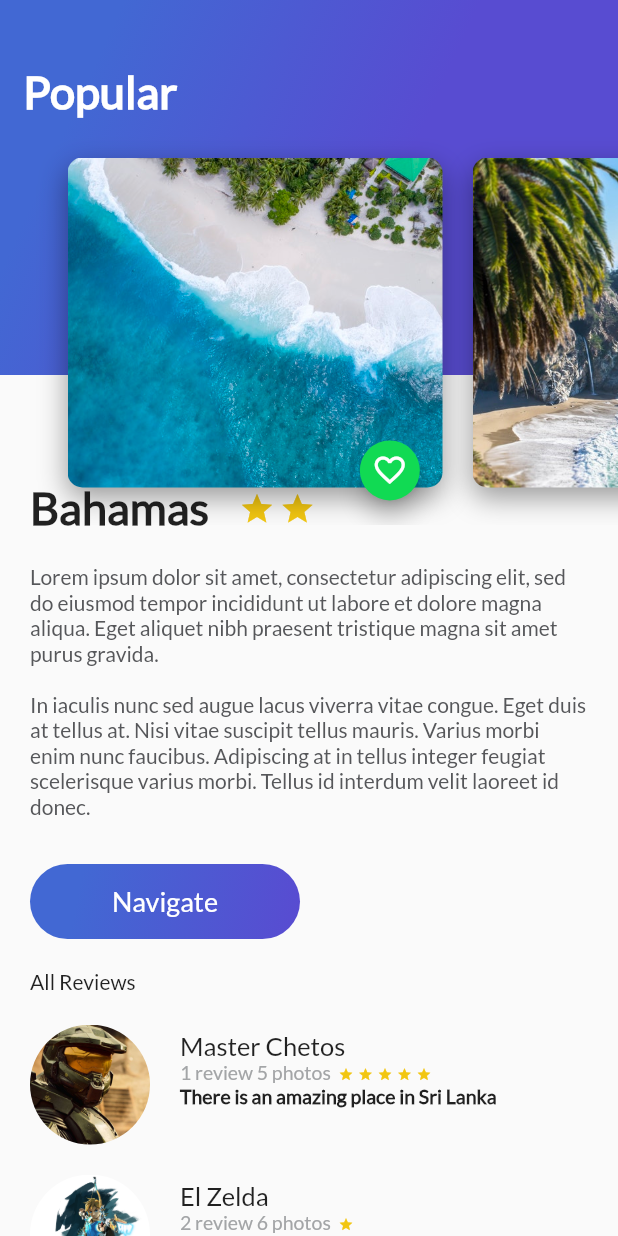
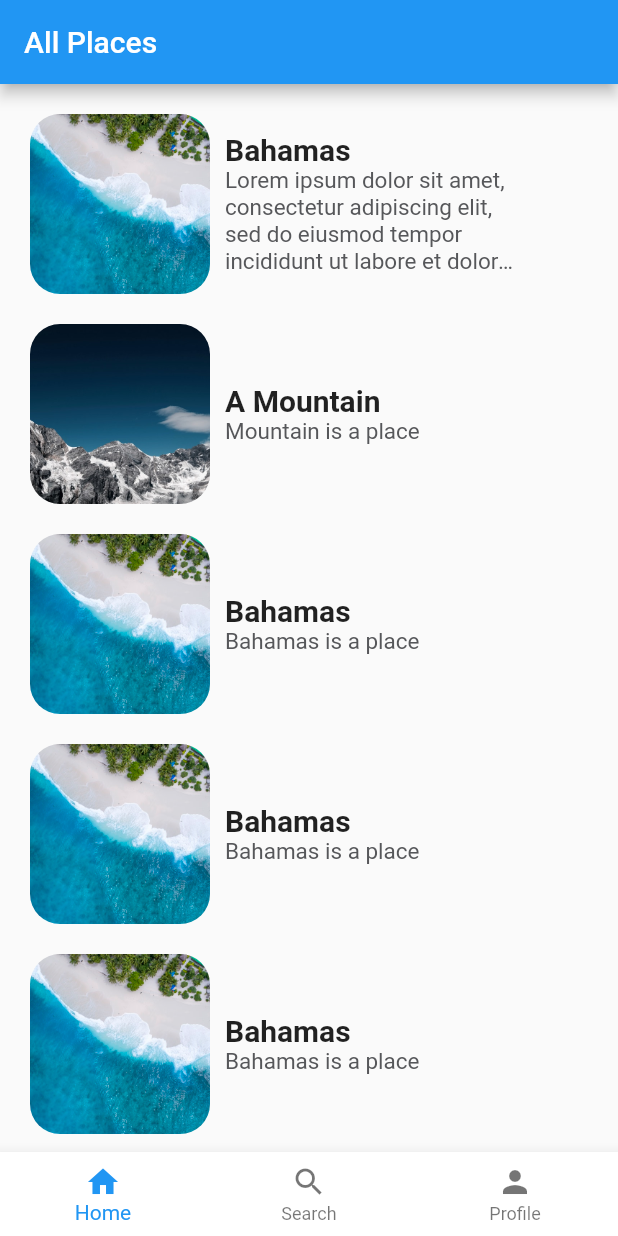
Before and after one commit to BrunoMazzocchi/Travel-app, a Flutter app: the screen it shows after launch, on a phone screen of 412 x 824 dp. Run offline on Flutter 3.47's test engine with Material 2 defaults, Android fonts, the phone set to English and light mode, and no system bars.

Commit message:
Navigation button

```diff
--- /dev/null
+++ b/lib/views/navigation.dart
@@ -0,0 +1,47 @@
+import 'package:favorite_places/views/popular_place.dart';
+import 'package:favorite_places/views/view_all_places.dart';
+import 'package:flutter/cupertino.dart';
+import 'package:flutter/material.dart';
+
+class Navigation extends StatefulWidget {
+  const Navigation({Key? key}) : super(key: key);
+
+  @override
+  State<Navigation> createState() => _NavigationState();}
+
+class _NavigationState extends State<Navigation> {
+  @override
+  Widget build(BuildContext context) {
+    int _currentIndex = 0;
+    final List<Widget> widgetsChildren = [
+      const AllPlaces(),
+      const PopularPlace(),
+    ];
+
+    // Asigna el estado  de la barra de navegación
+    void onTabTapped(int index) {
+      setState(() {
+        _currentIndex = index;
+      });
+    }
+
+    return Scaffold(
+      body: widgetsChildren[_currentIndex],
+      bottomNavigationBar: Theme(
+        data: Theme.of(context).copyWith(
+          canvasColor: Colors.white,
+          primaryColor: Colors.purple,
+        ),
+        child: BottomNavigationBar(
+          onTap: onTabTapped,
+          currentIndex: _currentIndex,
+          items: const [
+            BottomNavigationBarItem(icon: Icon(Icons.home), label: "Home"),
+            BottomNavigationBarItem(icon: Icon(Icons.search), label: "Search"),
+            BottomNavigationBarItem(icon: Icon(Icons.person), label: "Profile"),
+          ],
+        ),
+      ),
+    );
+  }
+}
--- a/lib/views/popular_place.dart
+++ b/lib/views/popular_place.dart
@@ -16,13 +16,8 @@ class PopularPlace extends StatelessWidget {
     var titleDummy = "Bahamas";
     var stars = 2;
 
-    SystemChrome.setSystemUIOverlayStyle(
-        const SystemUiOverlayStyle(statusBarColor: Colors.transparent));
 
-    return MaterialApp(
-        home: Scaffold(
-// Permite que el texto description se oculte bajo el gradiente
-      body: Stack(children: [
+    return Stack(children: [
             ListView(
               children: [
                 DescriptionPlace(
@@ -34,7 +29,6 @@ class PopularPlace extends StatelessWidget {
               ],
             ),
             const HeaderAppBar(),
-      ]),
-    ));
+          ]);
   }
 }
```
Also changed, not shown: lib/main.dart (+6 -10 lines). Lines whose indentation alone changed are shown as unchanged.
